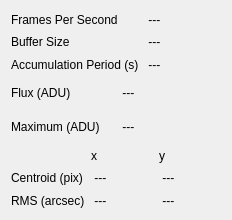
First picture: the form in forms/camera_data.ui, repository lsst-sitcom/spot_motion_monitor, before the edit.
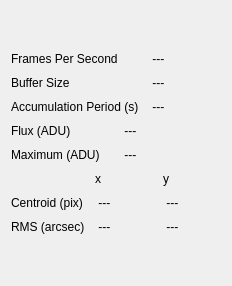
Second picture: the form after the edit.

Commit message: Fixing camera data widget spacing.

Diff of the .ui file:
```diff
--- a/forms/camera_data.ui
+++ b/forms/camera_data.ui
@@ -7,13 +7,29 @@
     <x>0</x>
     <y>0</y>
     <width>232</width>
-    <height>220</height>
+    <height>286</height>
    </rect>
   </property>
   <property name="windowTitle">
    <string>Form</string>
   </property>
   <layout class="QVBoxLayout" name="verticalLayout">
+   <property name="spacing">
+    <number>10</number>
+   </property>
+   <item>
+    <spacer name="verticalSpacer_2">
+     <property name="orientation">
+      <enum>Qt::Vertical</enum>
+     </property>
+     <property name="sizeHint" stdset="0">
+      <size>
+       <width>20</width>
+       <height>20</height>
+      </size>
+     </property>
+    </spacer>
+   </item>
    <item>
     <layout class="QGridLayout" name="gridLayout_3">
      <item row="5" column="1">
@@ -206,6 +222,19 @@
      </item>
     </layout>
    </item>
+   <item>
+    <spacer name="verticalSpacer">
+     <property name="orientation">
+      <enum>Qt::Vertical</enum>
+     </property>
+     <property name="sizeHint" stdset="0">
+      <size>
+       <width>20</width>
+       <height>20</height>
+      </size>
+     </property>
+    </spacer>
+   </item>
   </layout>
  </widget>
  <resources/>
```
Left out of the diff: 14 changed lines with no effect on the pictures.
